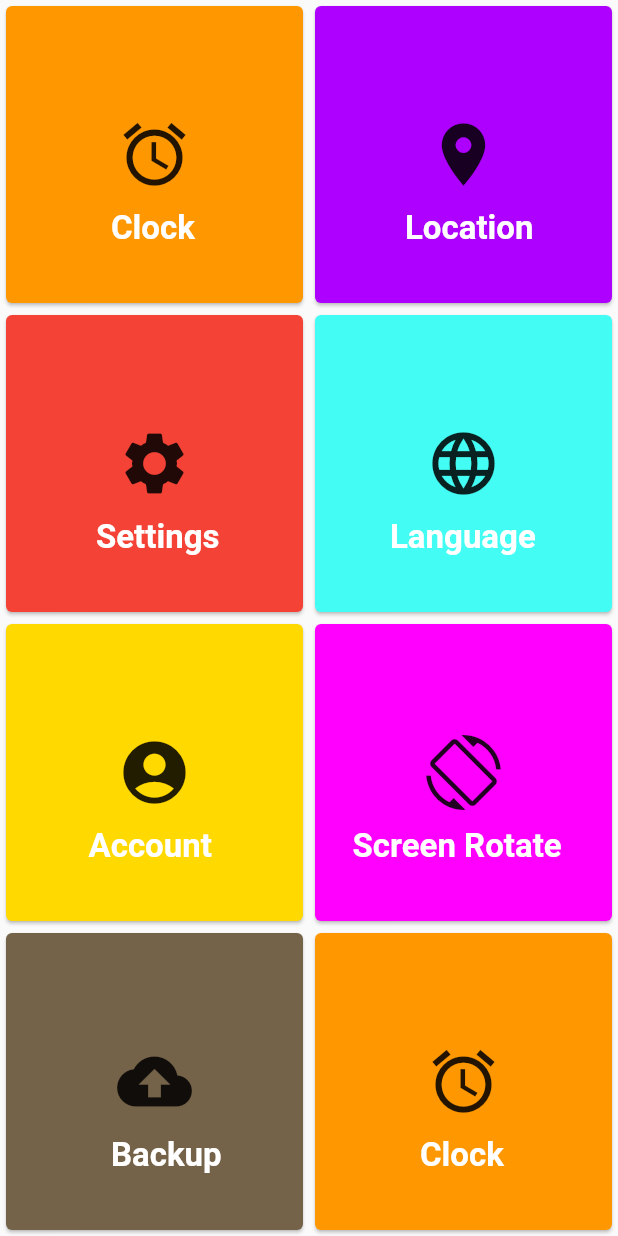
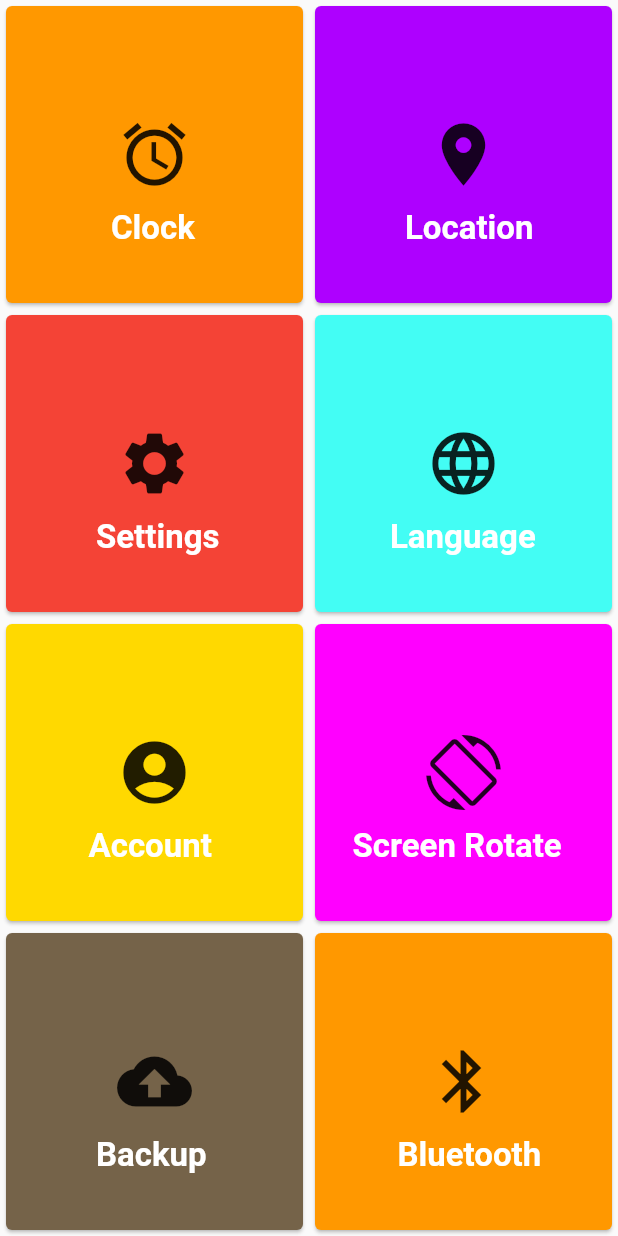
Before and after one commit to Anasahmed01/l-view-g-view, a Flutter app: the screen it shows after launch, scrolled down 206 dp, on a phone screen of 412 x 824 dp. Run offline on Flutter 3.47's test engine with Material 2 defaults, Android fonts, the phone set to English and light mode, and no system bars.

Commit message:
grid_view

```diff
--- a/lib/home.dart
+++ b/lib/home.dart
@@ -204,7 +204,7 @@ class Homeapp extends StatelessWidget {
                   ),
                 ),
                 Container(
-                  margin: const EdgeInsets.only(top: 135, left: 70),
+                  margin: const EdgeInsets.only(top: 135, left: 60),
                   child: const Text(
                     "Backup",
                     style: TextStyle(
@@ -222,14 +222,14 @@ class Homeapp extends StatelessWidget {
               children: [
                 const Center(
                   child: Icon(
-                    Icons.access_alarm,
+                    Icons.bluetooth,
                     size: 50,
                   ),
                 ),
                 Container(
-                  margin: const EdgeInsets.only(top: 135, left: 70),
+                  margin: const EdgeInsets.only(top: 135, left: 55),
                   child: const Text(
-                    "Clock",
+                    "Bluetooth",
                     style: TextStyle(
                         color: Colors.white,
                         fontSize: 22.0,
--- a/lib/main.dart
+++ b/lib/main.dart
@@ -11,6 +11,7 @@ class MyApp extends StatelessWidget {
   @override
   Widget build(BuildContext context) {
     return const MaterialApp(
+      debugShowCheckedModeBanner: false,
       home: Homeapp(),
     );
   }
```
